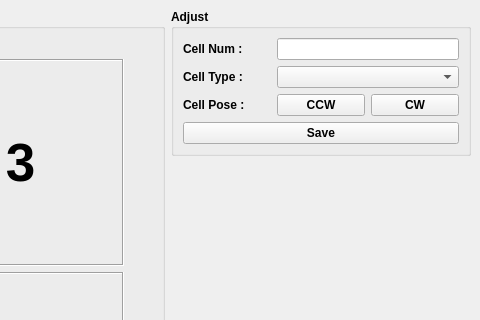
Before: the Qt Designer form keti_workcell_control2/setting_ui/mainwindow.ui in hajunsong/workcell_simulator, drawn with Qt 5; both pictures show x 538 to 1018 and y 0 to 320 of the 1018 by 776 pixel window.
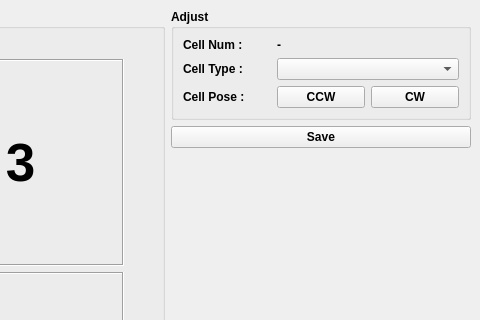
After: the same form once the commit is applied. Custom widgets are drawn as their Qt base class.

```diff
--- a/keti_workcell_control2/setting_ui/mainwindow.ui
+++ b/keti_workcell_control2/setting_ui/mainwindow.ui
@@ -21,7 +21,20 @@
   </property>
   <widget class="QWidget" name="centralwidget">
    <layout class="QGridLayout" name="gridLayout">
-    <item row="0" column="0" rowspan="2">
+    <item row="2" column="1">
+     <spacer name="verticalSpacer_2">
+      <property name="orientation">
+       <enum>Qt::Vertical</enum>
+      </property>
+      <property name="sizeHint" stdset="0">
+       <size>
+        <width>20</width>
+        <height>543</height>
+       </size>
+      </property>
+     </spacer>
+    </item>
+    <item row="0" column="0" rowspan="3">
      <widget class="QGroupBox" name="gbLayout">
       <property name="minimumSize">
        <size>
@@ -317,9 +330,6 @@
        <string>Adjust</string>
       </property>
       <layout class="QGridLayout" name="gridLayout_3">
-       <item row="0" column="1" colspan="2">
-        <widget class="QLineEdit" name="txtCellNum"/>
-       </item>
        <item row="2" column="1">
         <widget class="QPushButton" name="btnCCW">
          <property name="text">
@@ -358,10 +368,13 @@
        <item row="1" column="1" colspan="2">
         <widget class="QComboBox" name="cbCellType"/>
        </item>
-       <item row="3" column="0" colspan="3">
-        <widget class="QPushButton" name="btnSave">
+       <item row="0" column="1">
+        <widget class="QLabel" name="txtCellNum">
          <property name="text">
-          <string>Save</string>
+          <string>-</string>
+         </property>
+         <property name="alignment">
+          <set>Qt::AlignLeading|Qt::AlignLeft|Qt::AlignVCenter</set>
          </property>
         </widget>
        </item>
@@ -369,17 +382,11 @@
      </widget>
     </item>
     <item row="1" column="1">
-     <spacer name="verticalSpacer_2">
-      <property name="orientation">
-       <enum>Qt::Vertical</enum>
+     <widget class="QPushButton" name="btnSave">
+      <property name="text">
+       <string>Save</string>
       </property>
-      <property name="sizeHint" stdset="0">
-       <size>
-        <width>20</width>
-        <height>543</height>
-       </size>
-      </property>
-     </spacer>
+     </widget>
     </item>
    </layout>
   </widget>
```
